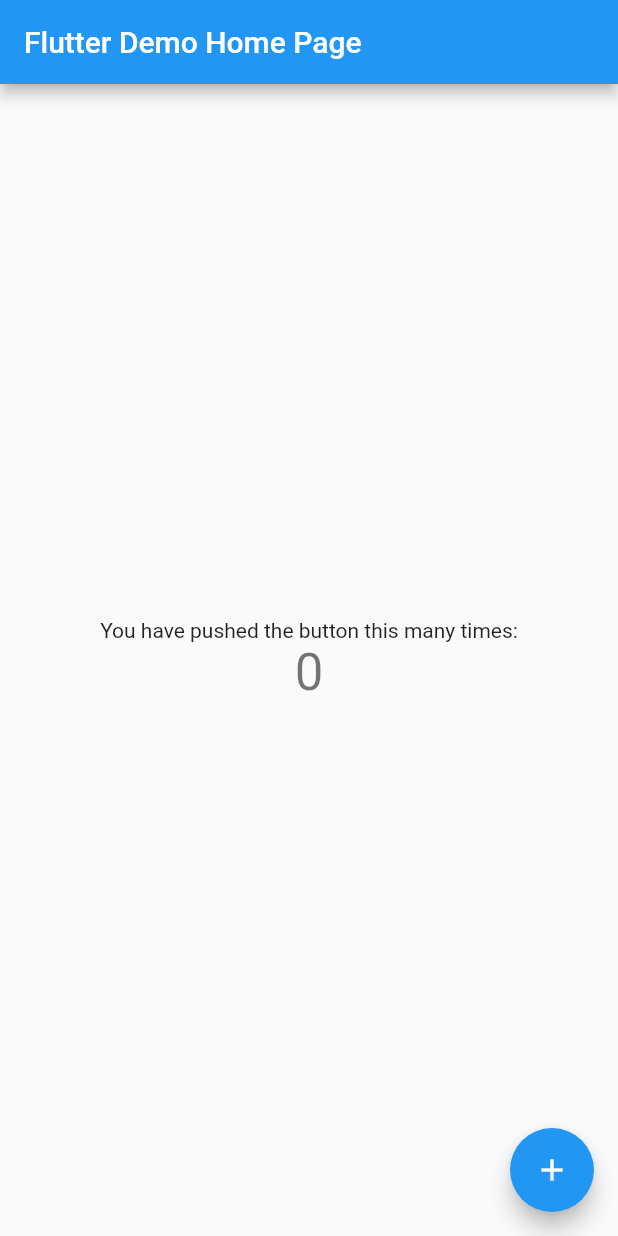
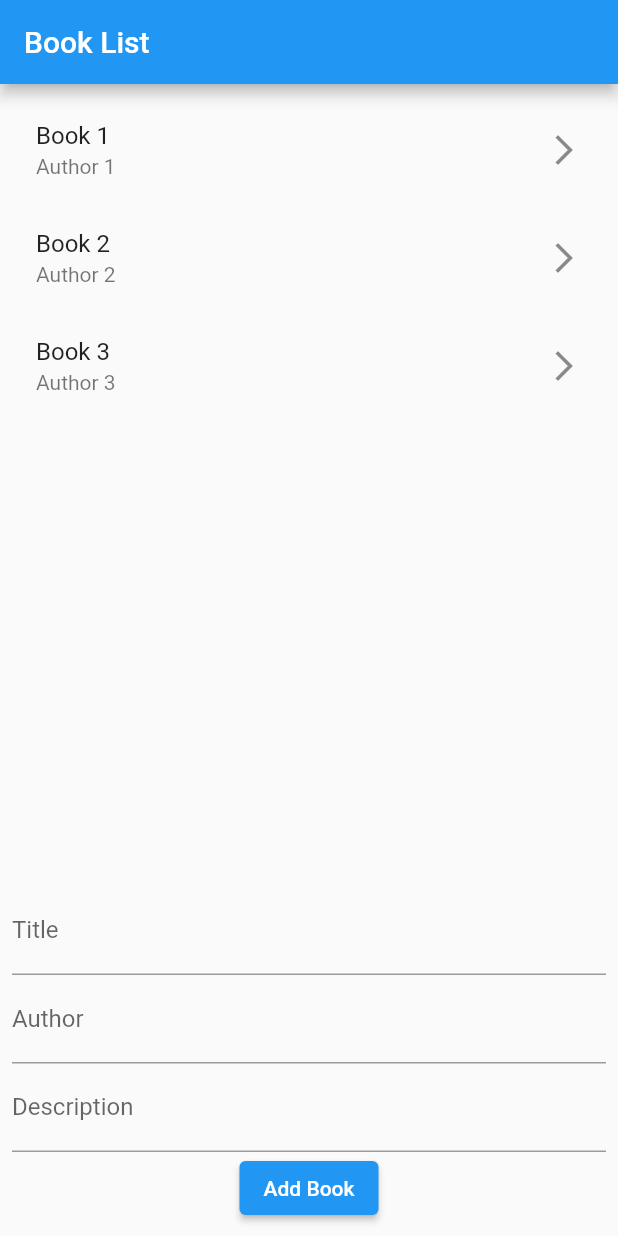
Before and after one commit to UtpalRadadiya/mvvm-with-provider, a Flutter app: the screen it shows after launch, on a phone screen of 412 x 824 dp. Run offline on Flutter 3.47's test engine with Material 2 defaults, Android fonts, the phone set to English and light mode, and no system bars.

Commit message:
- create home ui and fetch data from model and viewmodel

```diff
--- a/mvvm_with_provider/lib/main.dart
+++ b/mvvm_with_provider/lib/main.dart
@@ -1,7 +1,15 @@
 import 'package:flutter/material.dart';
+import 'package:mvvm_with_provider/module/home/ui/home_screen.dart';
+import 'package:mvvm_with_provider/module/home/viewmodel/book_view_model.dart';
+import 'package:provider/provider.dart';
 
 void main() {
-  runApp(const MyApp());
+  runApp(
+    ChangeNotifierProvider(
+      create: (context) => BookListViewModel(),
+      child: const MyApp(),
+    ),
+  );
 }
 
 class MyApp extends StatelessWidget {
@@ -13,103 +21,9 @@ class MyApp extends StatelessWidget {
     return MaterialApp(
       title: 'Flutter Demo',
       theme: ThemeData(
-        // This is the theme of your application.
-        //
-        // Try running your application with "flutter run". You'll see the
-        // application has a blue toolbar. Then, without quitting the app, try
-        // changing the primarySwatch below to Colors.green and then invoke
-        // "hot reload" (press "r" in the console where you ran "flutter run",
-        // or simply save your changes to "hot reload" in a Flutter IDE).
-        // Notice that the counter didn't reset back to zero; the application
-        // is not restarted.
         primarySwatch: Colors.blue,
       ),
-      home: const MyHomePage(title: 'Flutter Demo Home Page'),
+      home: const BookListPage(),
     );
   }
 }
-
-class MyHomePage extends StatefulWidget {
-  const MyHomePage({super.key, required this.title});
-
-  // This widget is the home page of your application. It is stateful, meaning
-  // that it has a State object (defined below) that contains fields that affect
-  // how it looks.
-
-  // This class is the configuration for the state. It holds the values (in this
-  // case the title) provided by the parent (in this case the App widget) and
-  // used by the build method of the State. Fields in a Widget subclass are
-  // always marked "final".
-
-  final String title;
-
-  @override
-  State<MyHomePage> createState() => _MyHomePageState();
-}
-
-class _MyHomePageState extends State<MyHomePage> {
-  int _counter = 0;
-
-  void _incrementCounter() {
-    setState(() {
-      // This call to setState tells the Flutter framework that something has
-      // changed in this State, which causes it to rerun the build method below
-      // so that the display can reflect the updated values. If we changed
-      // _counter without calling setState(), then the build method would not be
-      // called again, and so nothing would appear to happen.
-      _counter++;
-    });
-  }
-
-  @override
-  Widget build(BuildContext context) {
-    // This method is rerun every time setState is called, for instance as done
-    // by the _incrementCounter method above.
-    //
-    // The Flutter framework has been optimized to make rerunning build methods
-    // fast, so that you can just rebuild anything that needs updating rather
-    // than having to individually change instances of widgets.
-    return Scaffold(
-      appBar: AppBar(
-        // Here we take the value from the MyHomePage object that was created by
-        // the App.build method, and use it to set our appbar title.
-        title: Text(widget.title),
-      ),
-      body: Center(
-        // Center is a layout widget. It takes a single child and positions it
-        // in the middle of the parent.
-        child: Column(
-          // Column is also a layout widget. It takes a list of children and
-          // arranges them vertically. By default, it sizes itself to fit its
-          // children horizontally, and tries to be as tall as its parent.
-          //
-          // Invoke "debug painting" (press "p" in the console, choose the
-          // "Toggle Debug Paint" action from the Flutter Inspector in Android
-          // Studio, or the "Toggle Debug Paint" command in Visual Studio Code)
-          // to see the wireframe for each widget.
-          //
-          // Column has various properties to control how it sizes itself and
-          // how it positions its children. Here we use mainAxisAlignment to
-          // center the children vertically; the main axis here is the vertical
-          // axis because Columns are vertical (the cross axis would be
-          // horizontal).
-          mainAxisAlignment: MainAxisAlignment.center,
-          children: <Widget>[
-            const Text(
-              'You have pushed the button this many times:',
-            ),
-            Text(
-              '$_counter',
-              style: Theme.of(context).textTheme.headlineMedium,
-            ),
-          ],
-        ),
-      ),
-      floatingActionButton: FloatingActionButton(
-        onPressed: _incrementCounter,
-        tooltip: 'Increment',
-        child: const Icon(Icons.add),
-      ), // This trailing comma makes auto-formatting nicer for build methods.
-    );
-  }
-}
--- /dev/null
+++ b/mvvm_with_provider/lib/module/home/model/book_model.dart
@@ -0,0 +1,7 @@
+class Book {
+  final String title;
+  final String author;
+  final String description;
+
+  Book({required this.title, required this.author, required this.description});
+}
--- /dev/null
+++ b/mvvm_with_provider/lib/module/home/ui/home_screen.dart
@@ -0,0 +1,147 @@
+import 'package:flutter/material.dart';
+import 'package:mvvm_with_provider/module/home/model/book_model.dart';
+import 'package:mvvm_with_provider/module/home/viewmodel/book_view_model.dart';
+import 'package:provider/provider.dart';
+
+class BookListPage extends StatefulWidget {
+  const BookListPage({super.key});
+
+  @override
+  _BookListPageState createState() => _BookListPageState();
+}
+
+class _BookListPageState extends State<BookListPage> {
+  final _formKey = GlobalKey<FormState>();
+  final _titleController = TextEditingController();
+  final _authorController = TextEditingController();
+  final _descriptionController = TextEditingController();
+
+  @override
+  Widget build(BuildContext context) {
+    return Scaffold(
+      appBar: AppBar(
+        title: const Text('Book List'),
+      ),
+      body: Padding(
+        padding: const EdgeInsets.all(8.0),
+        child: Column(
+          children: [
+            Expanded(
+              child: Consumer<BookListViewModel>(
+                builder: (context, viewModel, child) {
+                  return ListView.builder(
+                    itemCount: viewModel.books.length,
+                    itemBuilder: (context, index) {
+                      var book = viewModel.books[index];
+                      return ListTile(
+                        title: Text(book.title),
+                        subtitle: Text(book.author),
+                        trailing: const Icon(Icons.arrow_forward_ios),
+                        onTap: () {
+                          _showAlertDialog(context, book);
+                        },
+                      );
+                    },
+                  );
+                },
+              ),
+            ),
+            Form(
+              key: _formKey,
+              child: Column(
+                children: [
+                  TextFormField(
+                    controller: _titleController,
+                    decoration: const InputDecoration(
+                      labelText: 'Title',
+                    ),
+                    validator: (value) {
+                      if (value!.isEmpty) {
+                        return 'Please enter a title';
+                      }
+                      return null;
+                    },
+                  ),
+                  TextFormField(
+                    controller: _authorController,
+                    decoration: const InputDecoration(
+                      labelText: 'Author',
+                    ),
+                    validator: (value) {
+                      if (value!.isEmpty) {
+                        return 'Please enter an author';
+                      }
+                      return null;
+                    },
+                  ),
+                  TextFormField(
+                    controller: _descriptionController,
+                    decoration: const InputDecoration(
+                      labelText: 'Description',
+                    ),
+                    validator: (value) {
+                      if (value!.isEmpty) {
+                        return 'Please enter a description';
+                      }
+                      return null;
+                    },
+                  ),
+                  ElevatedButton(
+                    onPressed: () {
+                      if (_formKey.currentState!.validate()) {
+                        var book = Book(
+                          title: _titleController.text,
+                          author: _authorController.text,
+                          description: _descriptionController.text,
+                        );
+                        Provider.of<BookListViewModel>(context, listen: false).addBook(book);
+                        _titleController.clear();
+                        _authorController.clear();
+                        _descriptionController.clear();
+                      }
+                    },
+                    child: const Text('Add Book'),
+                  ),
+                ],
+              ),
+            ),
+          ],
+        ),
+      ),
+    );
+  }
+}
+
+Future<void> _showAlertDialog(BuildContext context, Book book) async {
+  return showDialog<void>(
+    context: context,
+    barrierDismissible: false, // user must tap button!
+    builder: (BuildContext context) {
+      return AlertDialog(
+        // <-- SEE HERE
+        // title: const Text(book.description),
+        content: SingleChildScrollView(
+          child: ListBody(
+            children: <Widget>[
+              Text(book.description),
+            ],
+          ),
+        ),
+        actions: <Widget>[
+          TextButton(
+            child: const Text('No'),
+            onPressed: () {
+              Navigator.of(context).pop();
+            },
+          ),
+          TextButton(
+            child: const Text('Yes'),
+            onPressed: () {
+              Navigator.of(context).pop();
+            },
+          ),
+        ],
+      );
+    },
+  );
+}
--- /dev/null
+++ b/mvvm_with_provider/lib/module/home/viewmodel/book_view_model.dart
@@ -0,0 +1,17 @@
+import 'package:flutter/material.dart';
+import 'package:mvvm_with_provider/module/home/model/book_model.dart';
+
+class BookListViewModel extends ChangeNotifier {
+  final List<Book> _books = [
+    Book(title: 'Book 1', author: 'Author 1', description: 'Description 1'),
+    Book(title: 'Book 2', author: 'Author 2', description: 'Description 2'),
+    Book(title: 'Book 3', author: 'Author 3', description: 'Description 3'),
+  ];
+
+  List<Book> get books => _books;
+
+  void addBook(Book book) {
+    _books.add(book);
+    notifyListeners();
+  }
+}
--- a/mvvm_with_provider/pubspec.yaml
+++ b/mvvm_with_provider/pubspec.yaml
@@ -35,6 +35,7 @@ dependencies:
   # The following adds the Cupertino Icons font to your application.
   # Use with the CupertinoIcons class for iOS style icons.
   cupertino_icons: ^1.0.2
+  provider: ^6.0.5
 
 dev_dependencies:
   flutter_test:
```
Also changed, not shown: mvvm_with_provider/pubspec.lock.
